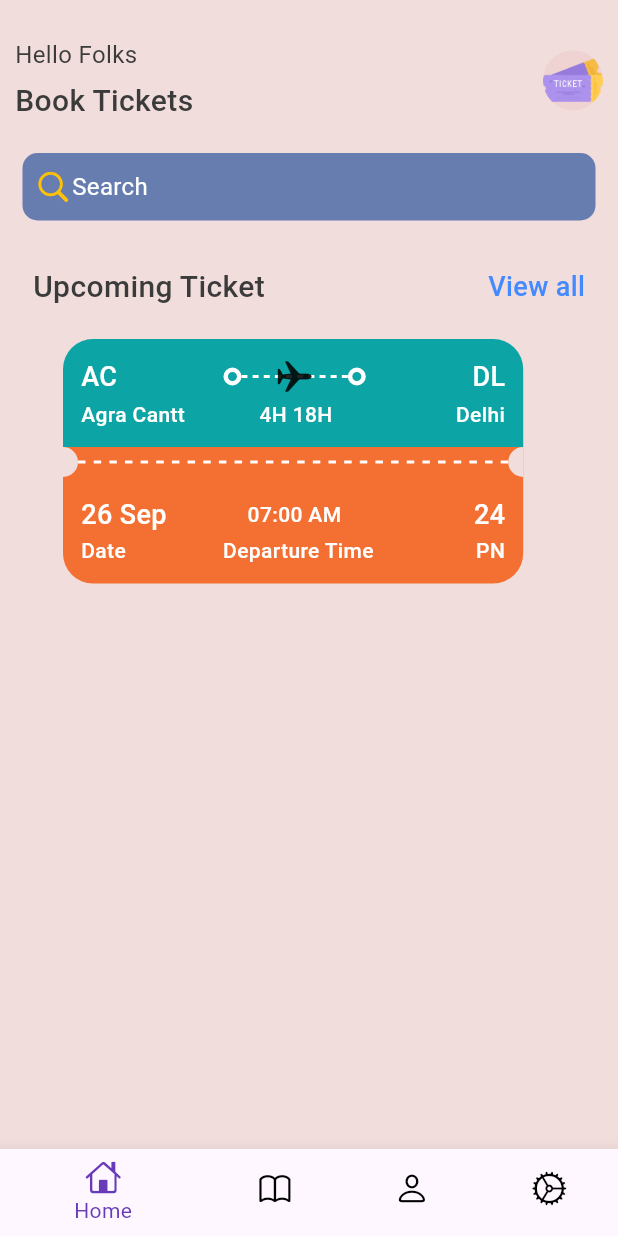
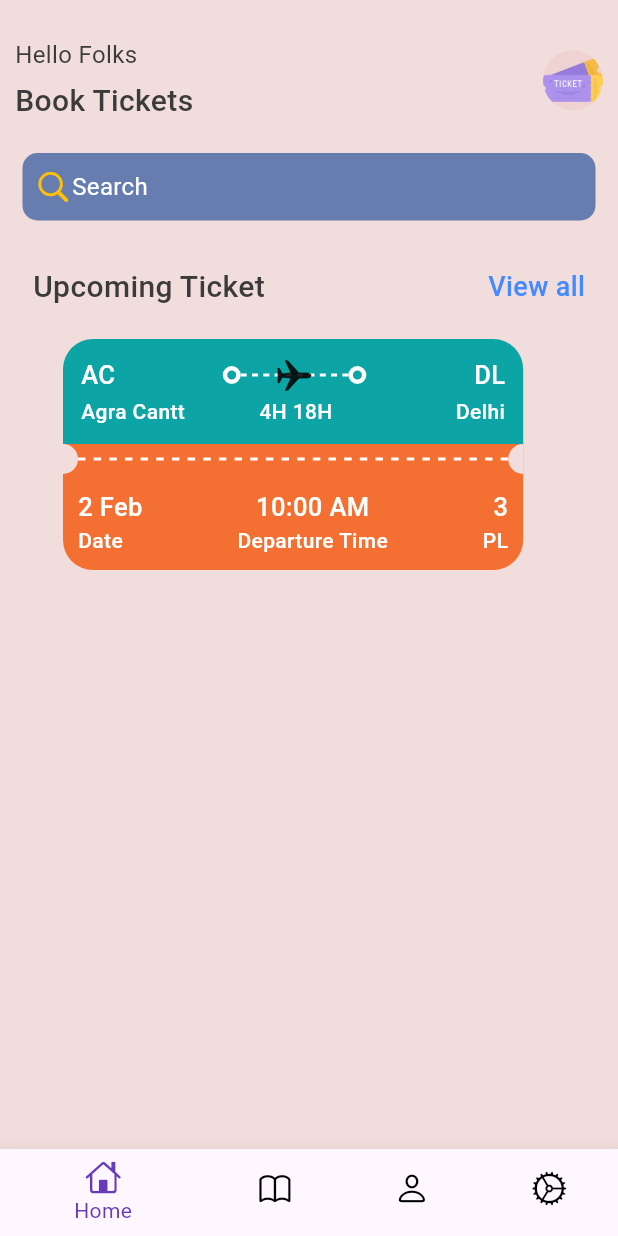
Before and after one commit to tarun1sisodia/Android-Studio-Flutter, a Flutter app: the screen it shows after launch, on a phone screen of 412 x 824 dp. Run offline on Flutter 3.47's test engine with Material 3 defaults, Android fonts, the phone set to English and light mode, and no system bars.

Commit message:
Lower ticket is in now Row & Column

```diff
--- a/checkup2/lib/base/res/styles/app_styles.dart
+++ b/checkup2/lib/base/res/styles/app_styles.dart
@@ -33,9 +33,16 @@ class AppStyles {
     color: primarycolor,
     // fontFamily: 'Roboto'
   );
+
   static TextStyle ticketstyle = TextStyle(
     fontWeight: FontWeight.w500,
     fontSize: 14,
     color: Colors.white,
   );
+  static TextStyle ticketstyle2 = TextStyle(
+    fontWeight: FontWeight.w500,
+    fontSize: 17,
+    color: Colors.white,
+    // fontFamily: 'Roboto'
+  );
 }
--- /dev/null
+++ b/checkup2/lib/base/widgets/app_column_text_layout.dart
@@ -0,0 +1,30 @@
+import 'package:checkup2/base/widgets/textstyle.dart';
+import 'package:checkup2/base/widgets/textstyle1.dart';
+import 'package:flutter/cupertino.dart';
+
+class AppColumnTextLayout extends StatelessWidget {
+  final String topText;
+  final String bottomText;
+  final CrossAxisAlignment alignment;
+  const AppColumnTextLayout(
+      {super.key,
+      required this.topText,
+      required this.bottomText,
+      required this.alignment});
+
+  @override
+  Widget build(BuildContext context) {
+    return Column(
+      crossAxisAlignment: alignment,
+      children: [
+        Textstyle(
+          text: topText,
+          align: TextAlign.start,
+        ),
+        Textstyle1(
+          text: bottomText,
+        ),
+      ],
+    );
+  }
+}
--- a/checkup2/lib/base/widgets/app_widget.dart
+++ b/checkup2/lib/base/widgets/app_widget.dart
@@ -23,7 +23,7 @@ class AppDoubleText extends StatelessWidget {
           ),
           //What is InkWell--> A Widget which calls Function onTap.
           InkWell(
-            onTap: ,
+            onTap: () {},
             //For function.
             child: Text(
               smalltxt,
--- a/checkup2/lib/base/widgets/textstyle.dart
+++ b/checkup2/lib/base/widgets/textstyle.dart
@@ -16,7 +16,7 @@ class Textstyle extends StatelessWidget {
       text,
       textAlign: align,
       //calling App_styles for text style
-      style: AppStyles.textStyle2.copyWith(color: Colors.white),
+      style: AppStyles.ticketstyle2,
     );
   }
 }
--- a/checkup2/lib/base/widgets/ticket_view.dart
+++ b/checkup2/lib/base/widgets/ticket_view.dart
@@ -1,3 +1,4 @@
+import 'package:checkup2/base/widgets/app_column_text_layout.dart';
 import 'package:checkup2/base/widgets/app_lay_build.dart';
 import 'package:checkup2/base/widgets/big_circle.dart';
 import 'package:checkup2/base/widgets/big_dot.dart';
@@ -82,7 +83,10 @@ class TicketView extends StatelessWidget {
                       const BigDot(),
                       //Creating Space Between Text and Big Dots.
                       Expanded(child: Container()),
-                      const Textstyle(text: "DL"),
+                      const Textstyle(
+                        text: "DL",
+                        align: TextAlign.end,
+                      ),
                     ],
                   ),
                   const SizedBox(
@@ -91,26 +95,34 @@ class TicketView extends StatelessWidget {
                   //Show Departure and Destination with Date & Time
                   Row(
                     children: [
+                      //Perfect Source Station Name
                       const SizedBox(
                         width: 100,
                         child: Textstyle1(
                           text: "Agra Cantt",
                           align: TextAlign.start,
-                          )),
+                        ),
+                      ),
                       //Creating Space Between Text and Big Dots.
+
                       Expanded(child: Container()),
+                      //Travel Time
                       const SizedBox(
                         width: 105,
                         child: Textstyle1(
                           text: "4H 18H",
-                          )),
+                        ),
+                      ),
+
                       Expanded(child: Container()),
+                      //Short name of destination.
                       const SizedBox(
                         width: 40,
                         child: Textstyle1(
                           text: "Delhi",
                           align: TextAlign.end,
-                          )),
+                        ),
+                      ),
                     ],
                   ),
                 ],
@@ -137,10 +149,11 @@ class TicketView extends StatelessWidget {
                 ],
               ),
             ),
+
             //Orange Part of Ticket
             Container(
               margin: const EdgeInsets.only(right: 22, left: 22),
-              padding: const EdgeInsets.all(12),
+              padding: const EdgeInsets.all(10),
               // color: Colors.yellow,
               decoration: BoxDecoration(
                 color: AppStyles.orange,
@@ -150,20 +163,27 @@ class TicketView extends StatelessWidget {
                   bottomRight: Radius.circular(20),
                 ),
               ),
-              child: Column(
+              child: const Column(
                 children: [
                   //Show Departure and destination with icons first line
                   Row(
+                    mainAxisAlignment: MainAxisAlignment.spaceBetween,
                     children: [
-                      const SizedBox(
-                          //Textstyle is a Widget file for custom design
-                          width: 80,
-                          child: Textstyle(
-                            text: "26 Sep",
-                            align: TextAlign.start,
-                          )),
+                      AppColumnTextLayout(
+                          topText: "2 Feb",
+                          bottomText: "Date",
+                          alignment: CrossAxisAlignment.start),
+                      AppColumnTextLayout(
+                          topText: "10:00 AM",
+                          bottomText: "Departure Time",
+                          alignment: CrossAxisAlignment.center),
+                      AppColumnTextLayout(
+                          topText: "3",
+                          bottomText: "PL",
+                          alignment: CrossAxisAlignment.end)
+
                       //Creating Space Between Text and Big Dots.
-                      Expanded(child: Container()),
+                      /*Expanded(child: Container()),
                       const SizedBox(
                         width: 120,
                         //Textstyle is a Widget file for custom design
@@ -175,15 +195,15 @@ class TicketView extends StatelessWidget {
                       const SizedBox(
                         //Textstyle is a Widget file for custom design
                         child: Textstyle(text: "24"),
-                      ),
+                      ),*/
                     ],
                   ),
-                  const SizedBox(
+                  /*   SizedBox(
                     height: 1,
                   ),
-
+*/
                   //Show Departure and Destination with Date & Time
-                  Row(
+                  /* Row(
                     children: [
                       //Textstyle is a Widget file for custom design
 
@@ -204,9 +224,10 @@ class TicketView extends StatelessWidget {
                         child: Textstyle1(
                           text: "PN",
                           align: TextAlign.end,
-                          )),
+                        ),
+                      ),
                     ],
-                  ),
+                  ),*/
                 ],
               ),
             ),
```
Lines whose indentation alone changed are shown as unchanged.
